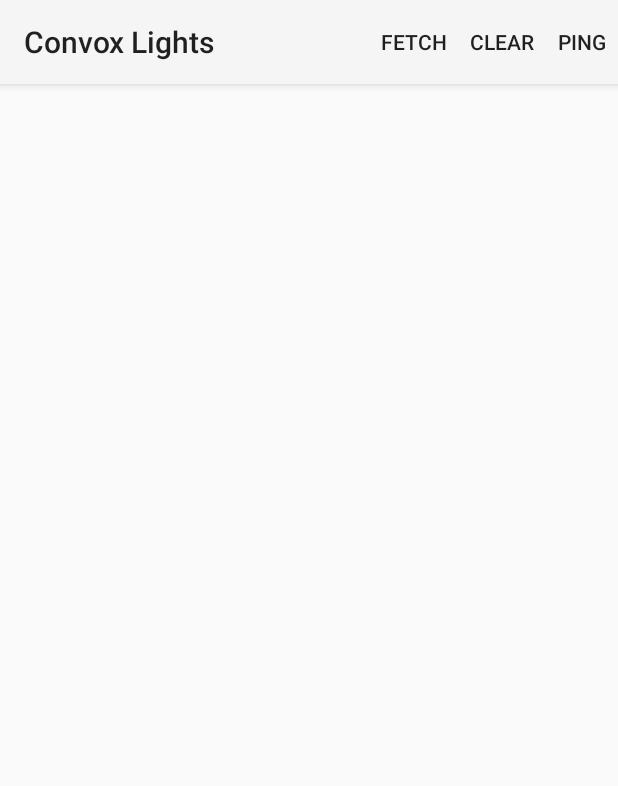
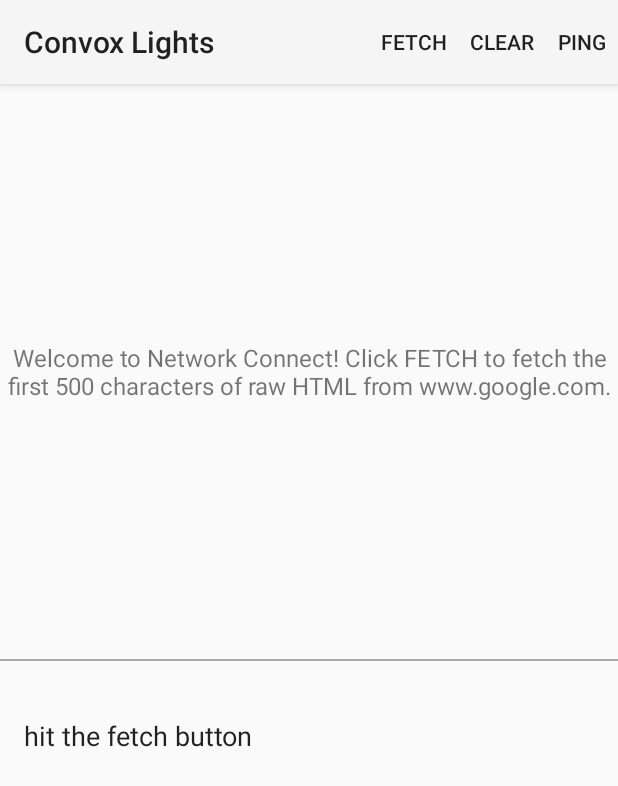
Before and after one commit to cmcneil/convox-led, an Android app: the screen it shows after launch (MainActivity), after a tap on "FETCH", on a phone screen of 412 x 824 dp. Shown: the top 786 px of the screen. Run offline under Robolectric (Android 15) with nearby library versions, the phone set to English and light mode, and no system bars; our stand-ins replace Volley.

Commit message:
track all source files

```diff
--- a/ConvoxLights/Application/src/main/java/org/convox/lights/ConvoxLEDUtils.java
+++ b/ConvoxLights/Application/src/main/java/org/convox/lights/ConvoxLEDUtils.java
@@ -14,7 +14,8 @@ import java.util.concurrent.Executors;
  * Created by carson on 5/9/15.
  */
 public class ConvoxLEDUtils {
-    private static String serverIP = "192.168.1.124";
+    private static String luciferIp = "192.168.1.124";
+    private static String serverIP = "10.0.2.2"; // Host machine IP.
     private static int serverPort = 666;
     private static final int NUM_THREADS = 10;
 
@@ -38,7 +39,7 @@ public class ConvoxLEDUtils {
                         message, messageLength, server, serverPort);
                 socket.send(datagramPacket);
             } catch (Exception e) {
-                Log.d("CONVOX_LED_NETWORK", e.getMessage());
+                Log.i("CONVOX_LED_NETWORK", e.getMessage());
             }
         }
     }
--- a/ConvoxLights/Application/src/main/java/org/convox/lights/MainActivity.java
+++ b/ConvoxLights/Application/src/main/java/org/convox/lights/MainActivity.java
@@ -1,17 +1,5 @@
 /*
- * Copyright 2013 The Android Open Source Project
- *
- * Licensed under the Apache License, Version 2.0 (the "License");
- * you may not use this file except in compliance with the License.
- * You may obtain a copy of the License at
- *
- *     http://www.apache.org/licenses/LICENSE-2.0
- *
- * Unless required by applicable law or agreed to in writing, software
- * distributed under the License is distributed on an "AS IS" BASIS,
- * WITHOUT WARRANTIES OR CONDITIONS OF ANY KIND, either express or implied.
- * See the License for the specific language governing permissions and
- * limitations under the License.
+ * carson.mcneil@gmail.com
  */
 
 package org.convox.lights;
@@ -37,12 +25,7 @@ import org.convox.common.logger.MessageOnlyLogFilter;
 import org.convox.lights.R;
 
 /**
- * Sample application demonstrating how to connect to the network and fetch raw
- * HTML. It uses AsyncTask to do the fetch on a background thread. To establish
- * the network connection, it uses HttpURLConnection.
- *
- * This sample uses the logging framework to display log output in the log
- * fragment (LogFragment).
+ * App for controlling a Convox Light Server!
  */
 public class MainActivity extends FragmentActivity {
 
@@ -79,13 +62,15 @@ public class MainActivity extends FragmentActivity {
             // When the user clicks FETCH, fetch the first 500 characters of
             // raw HTML from www.google.com.
             case R.id.fetch_action:
-                writeRawContent("http://www.google.com");
+                Log.i("CONVOX_LED", "hit the fetch button");
+                //writeRawContent("http://www.google.com");
                 return true;
             case R.id.ping_action:
+                Log.i("CONVOX_LED", "Pinged the server!");
                 ConvoxLEDUtils.pushLedPacket(228, 77, 96);
             // Clear the log view fragment.
             case R.id.clear_action:
-              mLogFragment.getLogView().setText("");
+              mLogFragment.getLogView().setText("Stufff");
               return true;
         }
         return false;
@@ -111,24 +96,4 @@ public class MainActivity extends FragmentActivity {
                 (LogFragment) getSupportFragmentManager().findFragmentById(R.id.log_fragment);
         msgFilter.setNext(mLogFragment.getLogView());
     }
-
-    private void writeRawContent(String url) {
-        // Request a string response from the provided URL.
-        Log.i(TAG, "sending request");
-        StringRequest stringRequest = new StringRequest(Request.Method.GET, url,
-                new Response.Listener<String>() {
-                    @Override
-                    public void onResponse(String response) {
-                        // Display the first 500 characters of the response string.
-                        Log.i(TAG, "Sent request");
-                        mLogFragment.getLogView().setText("Response is: "+ response.substring(0,500));
-                    }
-                }, new Response.ErrorListener() {
-            @Override
-            public void onErrorResponse(VolleyError error) {
-                mLogFragment.getLogView().setText("That didn't work!");
-            }
-        });
-        RequestHandler.getRequestHandler(this).sendRequest(stringRequest);
-    }
 }
--- a/ConvoxLights/Application/src/main/res/layout/sample_main.xml
+++ b/ConvoxLights/Application/src/main/res/layout/sample_main.xml
@@ -21,8 +21,9 @@
     android:orientation="vertical"
     android:layout_width="fill_parent"
     android:layout_height="fill_parent">
+
     <fragment
-        android:name="com.example.convox.lights.SimpleTextFragment"
+        android:name="org.convox.lights.SimpleTextFragment"
         android:id="@+id/intro_fragment"
         android:layout_weight="1"
         android:layout_width="match_parent"
@@ -32,7 +33,7 @@
         android:layout_height="1dp"
         android:background="@android:color/darker_gray"/>
     <fragment
-        android:name="com.example.convox.common.logger.LogFragment"
+        android:name="org.convox.common.logger.LogFragment"
         android:id="@+id/log_fragment"
         android:layout_weight="1"
         android:layout_width="match_parent"
```
Also changed, not shown: ConvoxLights/Application/src/main/java/org/convox/lights/SimpleTextFragment.java (+0 -16 lines), 5 other files.
